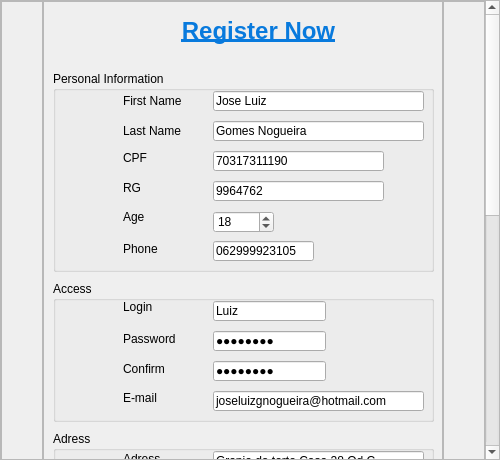
Before: the Qt Designer form Ipiranga_GUI/formregister.ui in Hugo-NF/App_Ipiranga, drawn with Qt 5.
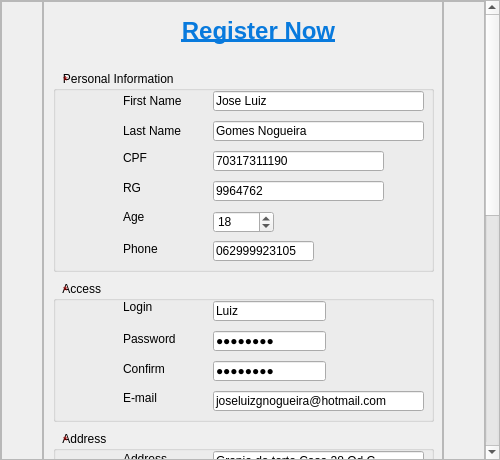
After: the same form once the commit is applied. Icons and pictures are not drawn.

What changed in the file:
```diff
--- a/Ipiranga_GUI/formregister.ui
+++ b/Ipiranga_GUI/formregister.ui
@@ -57,7 +57,7 @@
       <property name="geometry">
        <rect>
         <x>0</x>
-        <y>-524</y>
+        <y>0</y>
         <width>485</width>
         <height>980</height>
        </rect>
@@ -149,7 +149,7 @@
            <locale language="English" country="UnitedStates"/>
           </property>
           <property name="title">
-           <string>Personal Information</string>
+           <string>   Personal Information </string>
           </property>
           <widget class="QLabel" name="labelFirstName">
            <property name="geometry">
@@ -370,6 +370,19 @@
             <number>15</number>
            </property>
           </widget>
+          <widget class="QLabel" name="Private_1">
+           <property name="geometry">
+            <rect>
+             <x>10</x>
+             <y>-10</y>
+             <width>21</width>
+             <height>41</height>
+            </rect>
+           </property>
+           <property name="text">
+            <string>&lt;html&gt;&lt;head/&gt;&lt;body&gt;&lt;p&gt;&lt;span style=&quot; color:#a40000;&quot;&gt;*&lt;/span&gt;&lt;/p&gt;&lt;/body&gt;&lt;/html&gt;</string>
+           </property>
+          </widget>
          </widget>
          <widget class="QGroupBox" name="Adress">
           <property name="enabled">
@@ -387,14 +400,14 @@
            <locale language="English" country="UnitedStates"/>
           </property>
           <property name="title">
-           <string>Adress</string>
+           <string>   Address</string>
           </property>
           <widget class="QLabel" name="labelAdress">
            <property name="geometry">
             <rect>
              <x>70</x>
              <y>20</y>
-             <width>51</width>
+             <width>91</width>
              <height>16</height>
             </rect>
            </property>
@@ -402,7 +415,7 @@
             <locale language="English" country="UnitedStates"/>
            </property>
            <property name="text">
-            <string>Adress</string>
+            <string>Address</string>
            </property>
           </widget>
           <widget class="QLabel" name="labelZIP">
@@ -529,6 +542,19 @@
             <number>20</number>
            </property>
           </widget>
+          <widget class="QLabel" name="Private_3">
+           <property name="geometry">
+            <rect>
+             <x>10</x>
+             <y>-10</y>
+             <width>21</width>
+             <height>41</height>
+            </rect>
+           </property>
+           <property name="text">
+            <string>&lt;html&gt;&lt;head/&gt;&lt;body&gt;&lt;p&gt;&lt;span style=&quot; color:#a40000;&quot;&gt;*&lt;/span&gt;&lt;/p&gt;&lt;/body&gt;&lt;/html&gt;</string>
+           </property>
+          </widget>
          </widget>
          <widget class="QGroupBox" name="Payment">
           <property name="enabled">
@@ -744,7 +770,7 @@
            <locale language="English" country="UnitedStates"/>
           </property>
           <property name="title">
-           <string>Access</string>
+           <string>   Access</string>
           </property>
           <widget class="QLabel" name="labelLogin">
            <property name="geometry">
@@ -892,6 +918,19 @@
             <number>45</number>
            </property>
           </widget>
+          <widget class="QLabel" name="Private_2">
+           <property name="geometry">
+            <rect>
+             <x>10</x>
+             <y>-10</y>
+             <width>21</width>
+             <height>41</height>
+            </rect>
+           </property>
+           <property name="text">
+            <string>&lt;html&gt;&lt;head/&gt;&lt;body&gt;&lt;p&gt;&lt;span style=&quot; color:#a40000;&quot;&gt;*&lt;/span&gt;&lt;/p&gt;&lt;/body&gt;&lt;/html&gt;</string>
+           </property>
+          </widget>
          </widget>
          <widget class="QPushButton" name="pushButton_Cancel">
           <property name="geometry">
```
Left out of the diff: 13 changed lines with no effect on the pictures.
